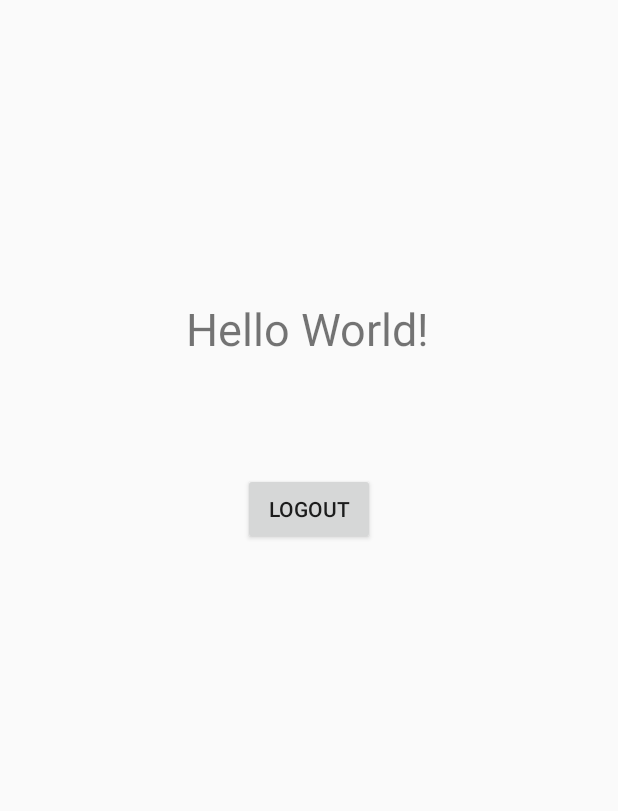
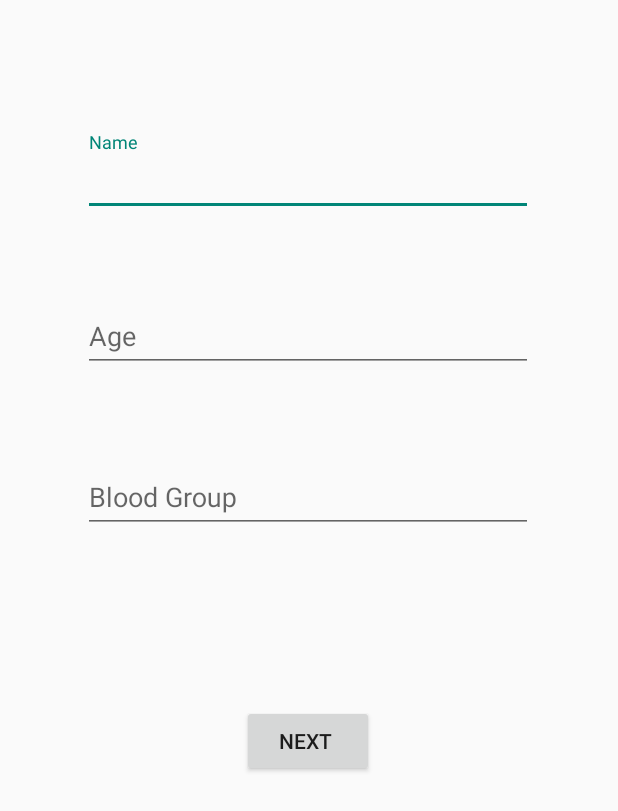
Before and after one commit to BTP-TKM-lab/Swasthya, an Android app: the screen it shows after launch once a user with an empty profile is signed in (MainActivity before the commit, Initial_actitvity1 after it), on a phone screen of 412 x 824 dp. Shown: the top 811 px of the screen. Run offline under Robolectric (Android 15) with nearby library versions, the phone set to English and light mode, and no system bars; our stand-ins replace Firebase (no records; nobody signed in at launch, a user with empty details on screens opened directly).

Commit message:
intial phase added

```diff
--- a/app/build.gradle
+++ b/app/build.gradle
@@ -13,7 +13,7 @@ android {
         targetSdkVersion 30
         versionCode 1
         versionName "1.0"
-
+        multiDexEnabled true
         testInstrumentationRunner "androidx.test.runner.AndroidJUnitRunner"
     }
 
@@ -34,7 +34,9 @@ dependencies {
     implementation 'androidx.appcompat:appcompat:1.2.0'
     implementation 'com.google.android.material:material:1.3.0'
     implementation 'androidx.constraintlayout:constraintlayout:2.0.4'
-    implementation 'com.google.firebase:firebase-auth:20.0.4'
+    implementation 'com.google.firebase:firebase-auth:21.0.3'
+    implementation 'androidx.multidex:multidex:2.0.1'
+    implementation 'com.google.firebase:firebase-firestore:24.1.0'
     testImplementation 'junit:junit:4.+'
     androidTestImplementation 'androidx.test.ext:junit:1.1.2'
     androidTestImplementation 'androidx.test.espresso:espresso-core:3.3.0'
--- /dev/null
+++ b/app/src/main/java/com/example/myapplication/Initial_actitvity1.java
@@ -0,0 +1,46 @@
+package com.example.myapplication;
+
+import androidx.appcompat.app.AppCompatActivity;
+
+import android.content.Intent;
+import android.content.SharedPreferences;
+import android.os.Bundle;
+import android.view.View;
+import android.widget.Button;
+import android.widget.EditText;
+
+import java.nio.charset.StandardCharsets;
+import java.util.Locale;
+
+public class Initial_actitvity1 extends AppCompatActivity {
+    EditText name,age,blood_group;
+    Button next;
+    @Override
+    protected void onCreate(Bundle savedInstanceState) {
+        super.onCreate(savedInstanceState);
+        setContentView(R.layout.activity_initial_actitvity1);
+        name=findViewById(R.id.edit_name);
+        age=findViewById(R.id.edit_age);
+        blood_group=findViewById(R.id.edit_bloodgroup);
+        next=findViewById(R.id.next);
+        next.setOnClickListener(new View.OnClickListener() {
+            @Override
+            public void onClick(View view) {
+                String Name=name.getText().toString().toLowerCase(Locale.ROOT);
+                String Age=age.getText().toString().toLowerCase(Locale.ROOT);
+                SharedPreferences sharedPreferences =getSharedPreferences("USERS",MODE_PRIVATE);
+                SharedPreferences.Editor editor=sharedPreferences.edit();
+
+                String Blood=blood_group.getText().toString().toLowerCase(Locale.ROOT);
+                if(!Name.isEmpty() && !Age.isEmpty() && !Blood.isEmpty()){
+                    editor.putString("name",Name);
+                    editor.putString("age",Age);
+                    editor.putString("blood",Blood);
+                    editor.apply();
+                    startActivity(new Intent(getApplicationContext(),Initial_activity2.class));
+                }
+            }
+        });
+
+    }
+}
--- a/app/src/main/java/com/example/myapplication/Signup.java
+++ b/app/src/main/java/com/example/myapplication/Signup.java
@@ -16,16 +16,25 @@ import com.google.android.gms.tasks.Task;
 import com.google.firebase.auth.AuthResult;
 import com.google.firebase.auth.FirebaseAuth;
 import com.google.firebase.auth.FirebaseUser;
+import com.google.firebase.firestore.DocumentSnapshot;
+import com.google.firebase.firestore.FieldPath;
+import com.google.firebase.firestore.FirebaseFirestore;
 
 public class Signup extends AppCompatActivity {
     private FirebaseAuth mAuth;
     EditText email,password,confirmpassword,firstname,lastname;
     Button signupbtn,loginButton;
+    FirebaseFirestore firebaseFirestore;
     @Override
     protected void onCreate(Bundle savedInstanceState) {
         super.onCreate(savedInstanceState);
+        firebaseFirestore= FirebaseFirestore.getInstance();
+        mAuth = FirebaseAuth.getInstance();
+        FirebaseUser currentUser = mAuth.getCurrentUser();
+        if(currentUser != null){
+            isFirstTime();
+        }
         setContentView(R.layout.activity_signup);
-        mAuth = FirebaseAuth.getInstance();
         email=findViewById(R.id.emailid);
         password=findViewById(R.id.password);
         confirmpassword=findViewById(R.id.confirmpassword);
@@ -82,15 +91,35 @@ public class Signup extends AppCompatActivity {
                 });
     }
 
-    @Override
-    public void onStart() {
-        super.onStart();
-        // Check if user is signed in (non-null) and update UI accordingly.
-        FirebaseUser currentUser = mAuth.getCurrentUser();
-        if(currentUser != null){
-            startActivity(new Intent(getApplicationContext(),MainActivity.class));
-            finish();
-        }
+//    @Override
+//    public void onStart() {
+//        super.onStart();
+//        // Check if user is signed in (non-null) and update UI accordingly.
+//        FirebaseUser currentUser = mAuth.getCurrentUser();
+//        if(currentUser != null){
+//            isFirstTime();
+//        }
+//    }
+    private void isFirstTime() {
+        String uuid =FirebaseAuth.getInstance().getUid();
+        firebaseFirestore.collection("USERS").document(uuid).get()
+                .addOnCompleteListener(new OnCompleteListener<DocumentSnapshot>() {
+                    @Override
+                    public void onComplete(@NonNull Task<DocumentSnapshot> task) {
+                        DocumentSnapshot documentSnapshot=task.getResult();
+                        if(documentSnapshot.exists()){
+                            Toast.makeText(Signup.this, "User exist", Toast.LENGTH_SHORT).show();
+                            startActivity(new Intent(getApplicationContext(),MainActivity.class));
+                            finish();
+                        }
+                        else{
+                            startActivity(new Intent(getApplicationContext(),Initial_actitvity1.class));
+                            finish();
+                            //Toast.makeText(Login.this, "users does not exist", Toast.LENGTH_SHORT).show();
+                        }
+                    }
+                });
+
     }
     private void sendVerificationEmail()
     {
--- /dev/null
+++ b/app/src/main/res/layout/activity_initial_actitvity1.xml
@@ -0,0 +1,100 @@
+<?xml version="1.0" encoding="utf-8"?>
+<androidx.constraintlayout.widget.ConstraintLayout xmlns:android="http://schemas.android.com/apk/res/android"
+    xmlns:app="http://schemas.android.com/apk/res-auto"
+    xmlns:tools="http://schemas.android.com/tools"
+    android:layout_width="match_parent"
+    android:layout_height="match_parent"
+    tools:context=".Initial_actitvity1">
+
+    <com.google.android.material.textfield.TextInputLayout
+        android:id="@+id/name"
+        android:layout_width="300dp"
+        android:layout_height="wrap_content"
+        app:layout_constraintBottom_toBottomOf="parent"
+        app:layout_constraintEnd_toEndOf="parent"
+        app:layout_constraintHorizontal_bias="0.497"
+        app:layout_constraintStart_toStartOf="parent"
+        app:layout_constraintTop_toTopOf="parent"
+        android:hint="Name"
+        app:layout_constraintVertical_bias="0.115">
+        <com.google.android.material.textfield.TextInputEditText
+            android:id="@+id/edit_name"
+            android:layout_width="300dp"
+            android:layout_height="wrap_content"
+            android:inputType="text"
+            app:layout_constraintBottom_toBottomOf="parent"
+            app:layout_constraintEnd_toEndOf="parent"
+            app:layout_constraintHorizontal_bias="0.497"
+            app:layout_constraintStart_toStartOf="parent"
+            app:layout_constraintTop_toTopOf="parent"
+            app:layout_constraintVertical_bias="0.192" />
+
+
+    </com.google.android.material.textfield.TextInputLayout>
+    <com.google.android.material.textfield.TextInputLayout
+        android:id="@+id/age"
+        android:layout_width="300dp"
+        android:layout_height="wrap_content"
+        app:layout_constraintBottom_toBottomOf="parent"
+        app:layout_constraintEnd_toEndOf="parent"
+        app:layout_constraintHorizontal_bias="0.497"
+        app:layout_constraintStart_toStartOf="parent"
+        app:layout_constraintTop_toTopOf="parent"
+        android:hint="Age"
+        app:layout_constraintVertical_bias="0.25">
+        <com.google.android.material.textfield.TextInputEditText
+            android:id="@+id/edit_age"
+            android:layout_width="300dp"
+            android:layout_height="wrap_content"
+            android:inputType="number"
+            app:layout_constraintBottom_toBottomOf="parent"
+            app:layout_constraintEnd_toEndOf="parent"
+            app:layout_constraintHorizontal_bias="0.497"
+            app:layout_constraintStart_toStartOf="parent"
+            app:layout_constraintTop_toTopOf="parent"
+            app:layout_constraintVertical_bias="0.192" />
+
+
+    </com.google.android.material.textfield.TextInputLayout>
+
+    <com.google.android.material.textfield.TextInputLayout
+        android:id="@+id/blood_group"
+        android:layout_width="300dp"
+        android:layout_height="wrap_content"
+        app:layout_constraintBottom_toBottomOf="parent"
+        app:layout_constraintEnd_toEndOf="parent"
+        app:layout_constraintHorizontal_bias="0.497"
+        app:layout_constraintStart_toStartOf="parent"
+        app:layout_constraintTop_toTopOf="parent"
+        android:hint="Blood Group"
+        app:layout_constraintVertical_bias="0.39">
+        <com.google.android.material.textfield.TextInputEditText
+            android:id="@+id/edit_bloodgroup"
+            android:layout_width="300dp"
+            android:layout_height="wrap_content"
+            android:inputType="number"
+            app:layout_constraintBottom_toBottomOf="parent"
+            app:layout_constraintEnd_toEndOf="parent"
+            app:layout_constraintHorizontal_bias="0.497"
+            app:layout_constraintStart_toStartOf="parent"
+            app:layout_constraintTop_toTopOf="parent"
+            app:layout_constraintVertical_bias="0.192" />
+
+
+
+    </com.google.android.material.textfield.TextInputLayout>
+
+    <Button
+        android:id="@+id/next"
+        android:layout_width="wrap_content"
+        android:layout_height="wrap_content"
+        android:text="Next "
+        app:layout_constraintBottom_toBottomOf="parent"
+        app:layout_constraintEnd_toEndOf="parent"
+        app:layout_constraintHorizontal_bias="0.497"
+        app:layout_constraintStart_toStartOf="parent"
+        app:layout_constraintTop_toBottomOf="@+id/blood_group"
+        app:layout_constraintVertical_bias="0.272" />
+
+
+</androidx.constraintlayout.widget.ConstraintLayout>
--- a/app/src/main/res/values-night/themes.xml
+++ b/app/src/main/res/values-night/themes.xml
@@ -1,14 +1,14 @@
 <resources xmlns:tools="http://schemas.android.com/tools">
     <!-- Base application theme. -->
-    <style name="Theme.MyApplication" parent="Theme.MaterialComponents.DayNight.DarkActionBar">
+    <style name="Theme.MyApplication" parent="Theme.MaterialComponents.Light.DarkActionBar">
         <!-- Primary brand color. -->
-        <item name="colorPrimary">@color/purple_200</item>
-        <item name="colorPrimaryVariant">@color/purple_700</item>
-        <item name="colorOnPrimary">#000</item>
+        <item name="colorPrimary">@color/pink_700</item>
+        <item name="colorPrimaryVariant">@color/pink_700</item>
+        <item name="colorOnPrimary">#ffffff</item>
         <!-- Secondary brand color. -->
         <item name="colorSecondary">@color/teal_200</item>
-        <item name="colorSecondaryVariant">@color/teal_200</item>
-        <item name="colorOnSecondary">#000</item>
+        <item name="colorSecondaryVariant">@color/teal_700</item>
+        <item name="colorOnSecondary">#ffffff</item>
         <!-- Status bar color. -->
         <item name="android:statusBarColor" tools:targetApi="l">?attr/colorPrimaryVariant</item>
         <!-- Customize your theme here. -->
--- a/app/src/main/res/values/themes.xml
+++ b/app/src/main/res/values/themes.xml
@@ -1,6 +1,6 @@
 <resources xmlns:tools="http://schemas.android.com/tools">
     <!-- Base application theme. -->
-    <style name="Theme.MyApplication" parent="Theme.MaterialComponents.DayNight.DarkActionBar">
+    <style name="Theme.MyApplication" parent="Theme.MaterialComponents.Light.DarkActionBar">
         <!-- Primary brand color. -->
         <item name="colorPrimary">@color/pink_700</item>
         <item name="colorPrimaryVariant">@color/pink_700</item>
```
Also changed, not shown: app/src/main/AndroidManifest.xml (+31 -10 lines), app/src/main/java/com/example/myapplication/Initial_activity2.java (added, +44 -0 lines), app/src/main/java/com/example/myapplication/Initial_activity3.java (added, +88 -0 lines), app/src/main/java/com/example/myapplication/Login.java (+48 -2 lines), app/src/main/java/com/example/myapplication/MainActivity.java (+20 -0 lines), app/src/main/java/com/example/myapplication/Mcq_questions.java (added, +14 -0 lines), app/src/main/java/com/example/myapplication/Profile.java (added, +14 -0 lines), app/src/main/res/drawable/ic_baseline_account_circle_24.xml (added, +10 -0 lines), app/src/main/res/layout/activity_initial2.xml (added, +72 -0 lines), app/src/main/res/layout/activity_initial3.xml (added, +94 -0 lines), app/src/main/res/layout/activity_initial_questions.xml (added, +51 -0 lines), app/src/main/res/layout/activity_profile.xml (added, +9 -0 lines), app/src/main/res/menu/menu.xml (added, +11 -0 lines).
